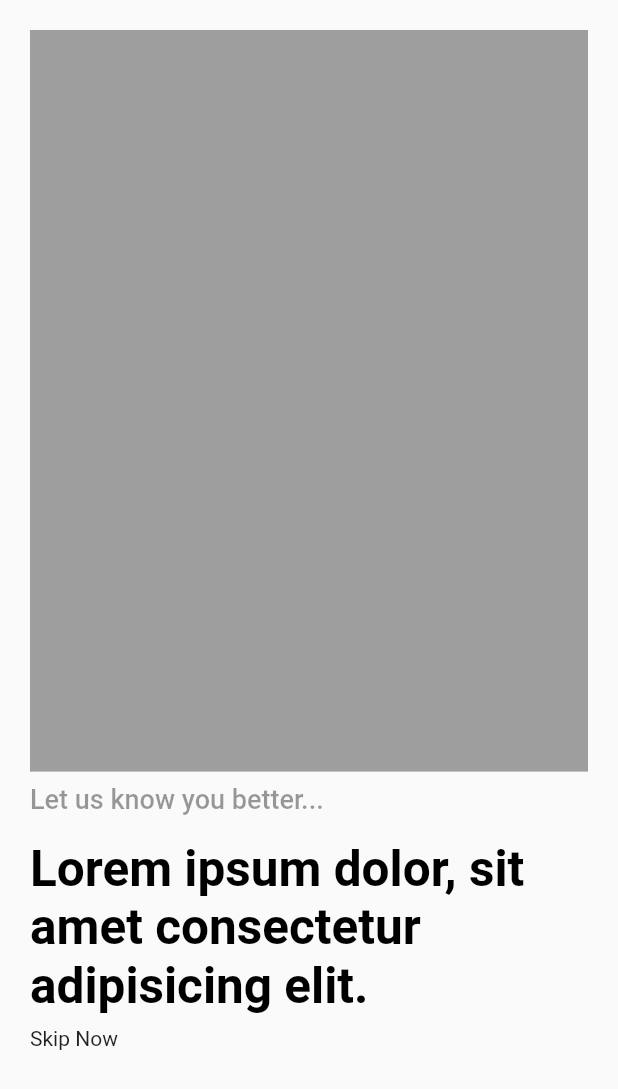
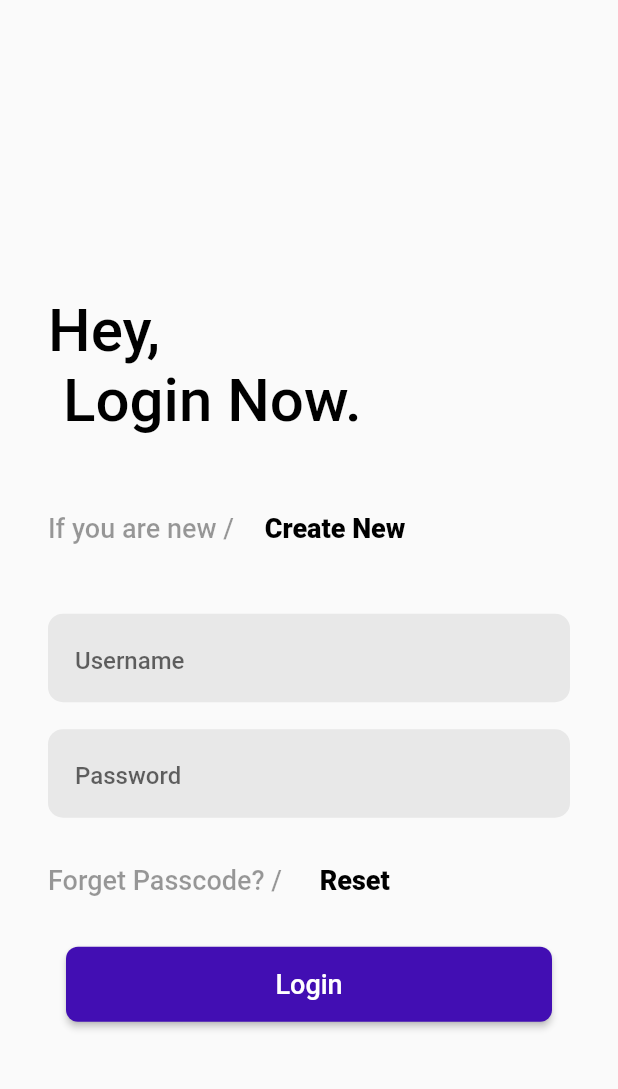
Before and after one commit to A-Kashif108/midknight_helios, a Flutter app: the screen it shows after launch, on a phone screen of 412 x 824 dp. Shown: the top 1089 px of the screen. Run offline on Flutter 3.47's test engine with Material 2 defaults, Android fonts, the phone set to English and light mode, and no system bars.

Commit message:
added login page

```diff
--- a/lib/main.dart
+++ b/lib/main.dart
@@ -1,6 +1,7 @@
 import 'package:flutter/material.dart';
 
 import 'screens/landing_page/landing_page.dart';
+import 'screens/login_page/login_page.dart';
 
 void main() {
   runApp(const MyApp());
@@ -17,7 +18,7 @@ class MyApp extends StatelessWidget {
       theme: ThemeData(
         primarySwatch: Colors.blue,
       ),
-      home: const LandingPage(),
+      home:  LoginPage(),
     );
   }
 }
--- /dev/null
+++ b/lib/screens/login_page/login_page.dart
@@ -0,0 +1,214 @@
+import 'package:flutter/material.dart';
+import 'package:flutter/src/widgets/container.dart';
+import 'package:flutter/src/widgets/framework.dart';
+import 'package:midknight_helios/components/parallelogram.dart';
+
+class LoginPage extends StatefulWidget {
+    const LoginPage({super.key});
+
+  @override
+  State<LoginPage> createState() => _LoginPageState();
+}
+
+class _LoginPageState extends State<LoginPage> {
+  // final _formKey2 = GlobalKey<FormState>();
+  final _formKey = GlobalKey<FormState>();
+
+  @override
+  Widget build(BuildContext context) {
+    double h = MediaQuery.of(context).size.height;
+    double w = MediaQuery.of(context).size.width;
+    return Scaffold(
+      resizeToAvoidBottomInset: false,
+      // child:SingleChildScrollView(
+      body: SafeArea(
+        child: Padding(
+          padding: const EdgeInsets.all(32.0),
+          child: Column(
+            crossAxisAlignment: CrossAxisAlignment.start,
+            children: [
+              Container(
+                height: h * 0.2,
+                width: w * 0.9,
+                // color: Colors.grey,
+              ),
+              Container(
+                height: h * 0.15,
+                width: w * 0.9,
+                // color: Colors.grey,
+                child: Text(
+                  'Hey, \n Login Now.',
+                  style: TextStyle(
+                    color: Colors.black,
+                    fontSize: 40,
+                    fontWeight: FontWeight.w500,
+                  ),
+                ),
+              ),
+              //  Container(
+              //   height: h * 0.6,
+              //   color: Colors.black12,
+              //   child: Text('Create New Account'),
+              // ),
+              Container(
+                alignment: Alignment.centerLeft,
+                padding: const EdgeInsets.only(right: 8.0, bottom: 8, top: 8),
+                child: Row(
+                  children: [
+                    Text(
+                      'If you are new / ',
+                      style: TextStyle(
+                        color: Colors.black.withOpacity(0.4),
+                        fontSize: 18,
+                        fontWeight: FontWeight.w500,
+                      ),
+                    ),
+                    MaterialButton(
+                      onPressed: () {},
+                      //  color: Color.fromARGB(255, 14, 179, 80),
+                      shape: RoundedRectangleBorder(
+                        borderRadius: BorderRadius.circular(12),
+                      ),
+                      child: Text(
+                        'Create New', //link to sign in screen
+                        style: TextStyle(
+                          color: Colors.black,
+                          // Color.fromARGB(255, 65, 186, 69).withOpacity(0.8),
+                          fontSize: 18,
+                          fontWeight: FontWeight.w900,
+                        ),
+                      ),
+                    ),
+                  ],
+                ),
+              ),
+              Container(
+                height: h * 0.03,
+                width: w * 0.9,
+                // color: Colors.grey,
+              ),
+              Form(
+                key: _formKey,
+                child: Column(
+                  children: [
+                    TextFormField(
+                      validator: (value) {
+                        if (value == null || value.isEmpty) {
+                          return 'This field cannot be empty';
+                        }
+                        return null;
+                      },
+                      style: const TextStyle(
+                          fontSize: 20, fontWeight: FontWeight.w500),
+                      decoration: InputDecoration(
+                        hintText: 'Username',
+                        hintStyle: const TextStyle(
+                          fontSize: 16,
+                        ),
+                        contentPadding: const EdgeInsets.all(18),
+                        border: OutlineInputBorder(
+                          borderRadius: BorderRadius.circular(10),
+                          borderSide: BorderSide.none,
+                        ),
+                        filled: true,
+                        fillColor: Colors.grey.withOpacity(0.2),
+                      ),
+                    ),
+                    Padding(
+                      padding: const EdgeInsets.symmetric(vertical: 18),
+                      child: TextFormField(
+                        validator: (value) {
+                          if (value == null || value.isEmpty) {
+                            return 'This field cannot be empty';
+                          }
+                          return null;
+                        },
+                        obscureText: true,
+                        style: const TextStyle(
+                            fontSize: 20, fontWeight: FontWeight.w500),
+                        decoration: InputDecoration(
+                          hintText: 'Password',
+                          hintStyle: const TextStyle(
+                            fontSize: 16,
+                          ),
+                          contentPadding: const EdgeInsets.all(18),
+                          border: OutlineInputBorder(
+                            borderRadius: BorderRadius.circular(10),
+                            borderSide: BorderSide.none,
+                          ),
+                          filled: true,
+                          fillColor: Colors.grey.withOpacity(0.2),
+                        ),
+                      ),
+                    ),
+                  ],
+                ),
+              ),
+              Container(
+                alignment: Alignment.centerLeft,
+                padding: const EdgeInsets.only(right: 8.0, bottom: 8, top: 0),
+                child: Row(
+                  children: [
+                    Text(
+                      'Forget Passcode? / ',
+                      style: TextStyle(
+                        color: Colors.black.withOpacity(0.4),
+                        fontSize: 18,
+                        fontWeight: FontWeight.w500,
+                      ),
+                    ),
+                    MaterialButton(
+                      onPressed: () {},
+                      //  color: Color.fromARGB(255, 14, 179, 80),
+                      shape: RoundedRectangleBorder(
+                        borderRadius: BorderRadius.circular(12),
+                      ),
+                      child: Text(
+                        'Reset', //link to sign in screen
+                        style: TextStyle(
+                          color: Colors.black,
+                          // Color.fromARGB(255, 65, 186, 69).withOpacity(0.8),
+                          fontSize: 18,
+                          fontWeight: FontWeight.w900,
+                        ),
+                      ),
+                    ),
+                  ],
+                ),
+              ),
+              Padding(
+                padding: const EdgeInsets.all(12.0),
+                child: SizedBox(
+                  height: 50,
+                  width: w * 0.9,
+                  child: MaterialButton(
+                    color: const Color.fromARGB(255, 66, 14, 179),
+                    onPressed: () {
+                      // setState(() {
+                      //   // progress++;
+                      // });
+                      if (_formKey.currentState!.validate()) {
+                        // If the form is valid, display a snackbar. In the real world,
+                        // you'd often call a server or save the information in a database.
+                        ScaffoldMessenger.of(context).showSnackBar(
+                          const SnackBar(content: Text('Processing Data')),
+                        );
+                      }
+                    },
+                    shape: RoundedRectangleBorder(
+                        borderRadius: BorderRadius.circular(8)),
+                    child: const Text(
+                      'Login',
+                      style: TextStyle(color: Colors.white, fontSize: 18),
+                    ),
+                  ),
+                ),
+              ),
+            ],
+          ),
+        ),
+      ),
+      // ),
+    );
+  }
+}
```
